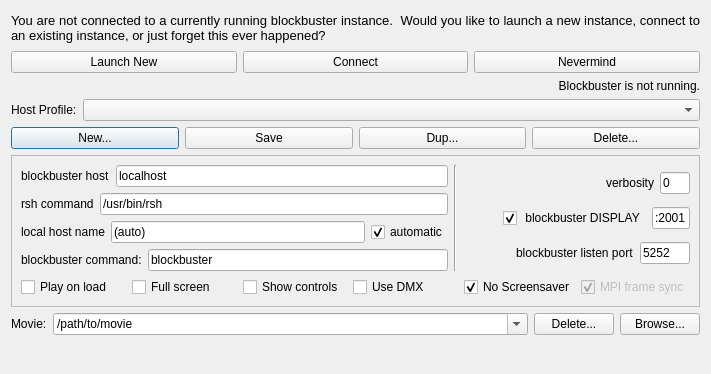
Qt form blockbuster/src/blockbuster/sidecar/blockbusterLaunchDialog.ui (LLNL/blockbuster) before a commit.
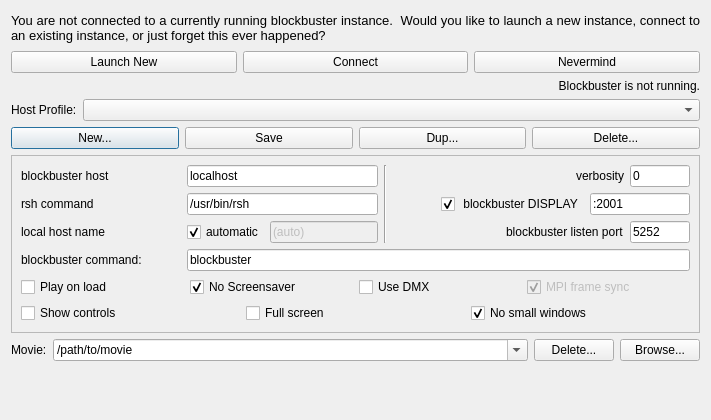
The same form after that commit.

Commit message: Improved launch dialog layout. -- Added "-no-small-windows" option to blockbuster and "No small windows" checkbox in sidecar launch dialog to workaround window manager resizing bug on powerwall when launching with movies bigger than one monitor can hold.

What changed in the file:
```diff
--- a/blockbuster/src/blockbuster/sidecar/blockbusterLaunchDialog.ui
+++ b/blockbuster/src/blockbuster/sidecar/blockbusterLaunchDialog.ui
@@ -7,7 +7,7 @@
     <x>0</x>
     <y>0</y>
     <width>711</width>
-    <height>374</height>
+    <height>420</height>
    </rect>
   </property>
   <property name="sizePolicy">
@@ -19,7 +19,7 @@
   <property name="minimumSize">
    <size>
     <width>711</width>
-    <height>374</height>
+    <height>420</height>
    </size>
   </property>
   <property name="windowTitle">
@@ -171,6 +171,12 @@
      </item>
      <item>
       <widget class="QFrame" name="frame">
+       <property name="minimumSize">
+        <size>
+         <width>0</width>
+         <height>0</height>
+        </size>
+       </property>
        <property name="frameShape">
         <enum>QFrame::StyledPanel</enum>
        </property>
@@ -188,6 +194,12 @@
                <layout class="QHBoxLayout" name="horizontalLayout_2">
                 <item>
                  <widget class="QLabel" name="label_2">
+                  <property name="minimumSize">
+                   <size>
+                    <width>160</width>
+                    <height>0</height>
+                   </size>
+                  </property>
                   <property name="text">
                    <string>blockbuster host</string>
                   </property>
@@ -201,6 +213,12 @@
                     <verstretch>0</verstretch>
                    </sizepolicy>
                   </property>
+                  <property name="minimumSize">
+                   <size>
+                    <width>0</width>
+                    <height>0</height>
+                   </size>
+                  </property>
                   <property name="text">
                    <string>localhost</string>
                   </property>
@@ -212,6 +230,12 @@
                <layout class="QHBoxLayout" name="horizontalLayout_6">
                 <item>
                  <widget class="QLabel" name="label_5">
+                  <property name="minimumSize">
+                   <size>
+                    <width>160</width>
+                    <height>0</height>
+                   </size>
+                  </property>
                   <property name="text">
                    <string>rsh command</string>
                   </property>
@@ -219,6 +243,12 @@
                 </item>
                 <item>
                  <widget class="QLineEdit" name="rshCommandField">
+                  <property name="minimumSize">
+                   <size>
+                    <width>0</width>
+                    <height>0</height>
+                   </size>
+                  </property>
                   <property name="text">
                    <string>/usr/bin/rsh</string>
                   </property>
@@ -230,18 +260,17 @@
                <layout class="QHBoxLayout" name="horizontalLayout_13">
                 <item>
                  <widget class="QLabel" name="label_9">
+                  <property name="minimumSize">
+                   <size>
+                    <width>160</width>
+                    <height>0</height>
+                   </size>
+                  </property>
                   <property name="text">
                    <string>local host name</string>
                   </property>
                  </widget>
                 </item>
-                <item>
-                 <widget class="QLineEdit" name="sidecarHostNameField">
-                  <property name="text">
-                   <string>(auto)</string>
-                  </property>
-                 </widget>
-                </item>
                 <item>
                  <widget class="QCheckBox" name="autoSidecarHostCheckBox">
                   <property name="text">
@@ -252,33 +281,19 @@
                   </property>
                  </widget>
                 </item>
-               </layout>
-              </item>
-              <item>
-               <layout class="QHBoxLayout" name="horizontalLayout_8">
                 <item>
-                 <widget class="QLabel" name="label_7">
-                  <property name="text">
-                   <string>blockbuster command:</string>
-                  </property>
-                 </widget>
-                </item>
-                <item>
-                 <widget class="QLineEdit" name="blockbusterPathField">
-                  <property name="sizePolicy">
-                   <sizepolicy hsizetype="MinimumExpanding" vsizetype="Fixed">
-                    <horstretch>0</horstretch>
-                    <verstretch>0</verstretch>
-                   </sizepolicy>
+                 <widget class="QLineEdit" name="sidecarHostNameField">
+                  <property name="enabled">
+                   <bool>false</bool>
                   </property>
                   <property name="minimumSize">
                    <size>
-                    <width>300</width>
+                    <width>0</width>
                     <height>0</height>
                    </size>
                   </property>
                   <property name="text">
-                   <string>blockbuster</string>
+                   <string>(auto)</string>
                   </property>
                  </widget>
                 </item>
@@ -331,6 +346,12 @@
                     <verstretch>0</verstretch>
                    </sizepolicy>
                   </property>
+                  <property name="minimumSize">
+                   <size>
+                    <width>60</width>
+                    <height>0</height>
+                   </size>
+                  </property>
                   <property name="maximumSize">
                    <size>
                     <width>30</width>
@@ -386,6 +407,12 @@
                     <verstretch>0</verstretch>
                    </sizepolicy>
                   </property>
+                  <property name="minimumSize">
+                   <size>
+                    <width>60</width>
+                    <height>0</height>
+                   </size>
+                  </property>
                   <property name="maximumSize">
                    <size>
                     <width>100</width>
@@ -438,6 +465,12 @@
                     <verstretch>0</verstretch>
                    </sizepolicy>
                   </property>
+                  <property name="minimumSize">
+                   <size>
+                    <width>60</width>
+                    <height>0</height>
+                   </size>
+                  </property>
                   <property name="maximumSize">
                    <size>
                     <width>50</width>
@@ -457,6 +490,42 @@
           </item>
          </layout>
         </item>
+        <item>
+         <layout class="QHBoxLayout" name="horizontalLayout_8">
+          <item>
+           <widget class="QLabel" name="label_7">
+            <property name="minimumSize">
+             <size>
+              <width>160</width>
+              <height>0</height>
+             </size>
+            </property>
+            <property name="text">
+             <string>blockbuster command:</string>
+            </property>
+           </widget>
+          </item>
+          <item>
+           <widget class="QLineEdit" name="blockbusterPathField">
+            <property name="sizePolicy">
+             <sizepolicy hsizetype="MinimumExpanding" vsizetype="Fixed">
+              <horstretch>0</horstretch>
+              <verstretch>0</verstretch>
+             </sizepolicy>
+            </property>
+            <property name="minimumSize">
+             <size>
+              <width>0</width>
+              <height>0</height>
+             </size>
+            </property>
+            <property name="text">
+             <string>blockbuster</string>
+            </property>
+           </widget>
+          </item>
+         </layout>
+        </item>
         <item>
          <layout class="QHBoxLayout" name="horizontalLayout_9">
           <item>
@@ -466,30 +535,6 @@
             </property>
            </widget>
           </item>
-          <item>
-           <widget class="QCheckBox" name="fullScreenCheckBox">
-            <property name="text">
-             <string>Full screen</string>
-            </property>
-            <property name="checked">
-             <bool>false</bool>
-            </property>
-           </widget>
-          </item>
-          <item>
-           <widget class="QCheckBox" name="showControlsCheckBox">
-            <property name="text">
-             <string>Show controls</string>
-            </property>
-           </widget>
-          </item>
-          <item>
-           <widget class="QCheckBox" name="useDMXCheckBox">
-            <property name="text">
-             <string>Use DMX</string>
-            </property>
-           </widget>
-          </item>
           <item>
            <widget class="QCheckBox" name="noScreensaverCheckBox">
             <property name="text">
@@ -503,6 +548,13 @@
             </property>
            </widget>
           </item>
+          <item>
+           <widget class="QCheckBox" name="useDMXCheckBox">
+            <property name="text">
+             <string>Use DMX</string>
+            </property>
+           </widget>
+          </item>
           <item>
            <widget class="QCheckBox" name="mpiFrameSyncCheckBox">
             <property name="enabled">
@@ -518,6 +570,43 @@
           </item>
          </layout>
         </item>
+        <item>
+         <layout class="QHBoxLayout" name="horizontalLayout_10">
+          <property name="topMargin">
+           <number>0</number>
+          </property>
+          <item>
+           <widget class="QCheckBox" name="showControlsCheckBox">
+            <property name="text">
+             <string>Show controls</string>
+            </property>
+           </widget>
+          </item>
+          <item>
+           <widget class="QCheckBox" name="fullScreenCheckBox">
+            <property name="text">
+             <string>Full screen</string>
+            </property>
+            <property name="checked">
+             <bool>false</bool>
+            </property>
+           </widget>
+          </item>
+          <item>
+           <widget class="QCheckBox" name="noSmallWindowsCheckBox">
+            <property name="whatsThis">
+             <string>Disallow resizing the window smaller than the current movie size.  Useful for working around a window manager bug on powerwalls.  </string>
+            </property>
+            <property name="text">
+             <string>No small windows</string>
+            </property>
+            <property name="checked">
+             <bool>true</bool>
+            </property>
+           </widget>
+          </item>
+         </layout>
+        </item>
        </layout>
       </widget>
      </item>
```
The commit also changes 9 other files.
